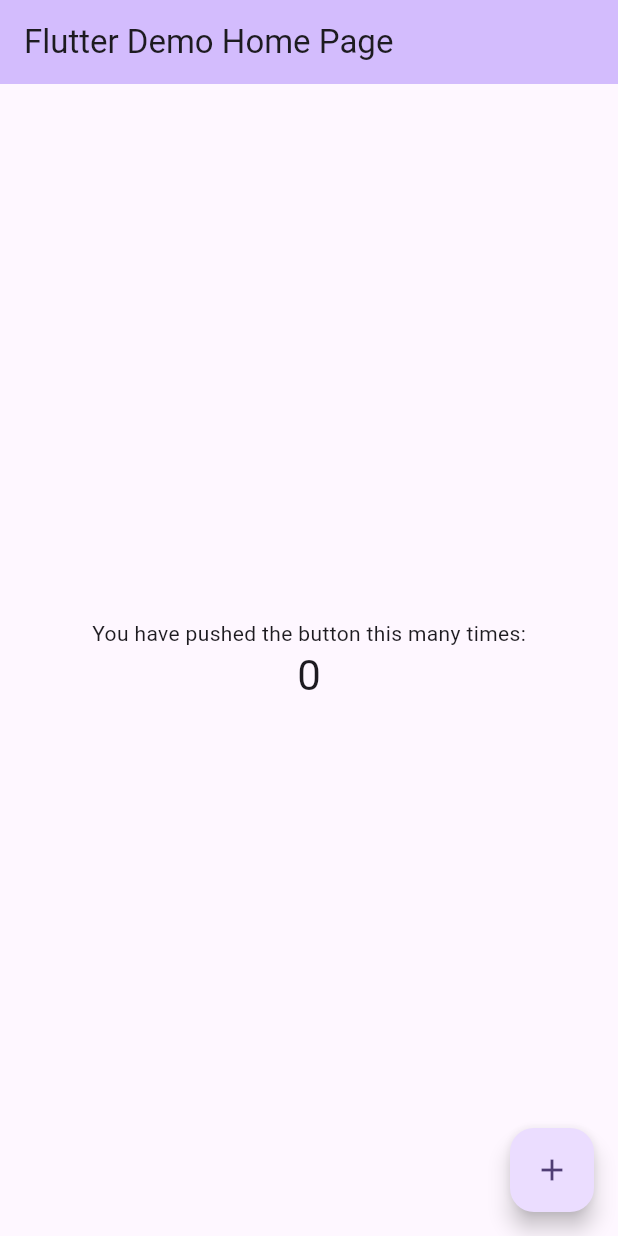
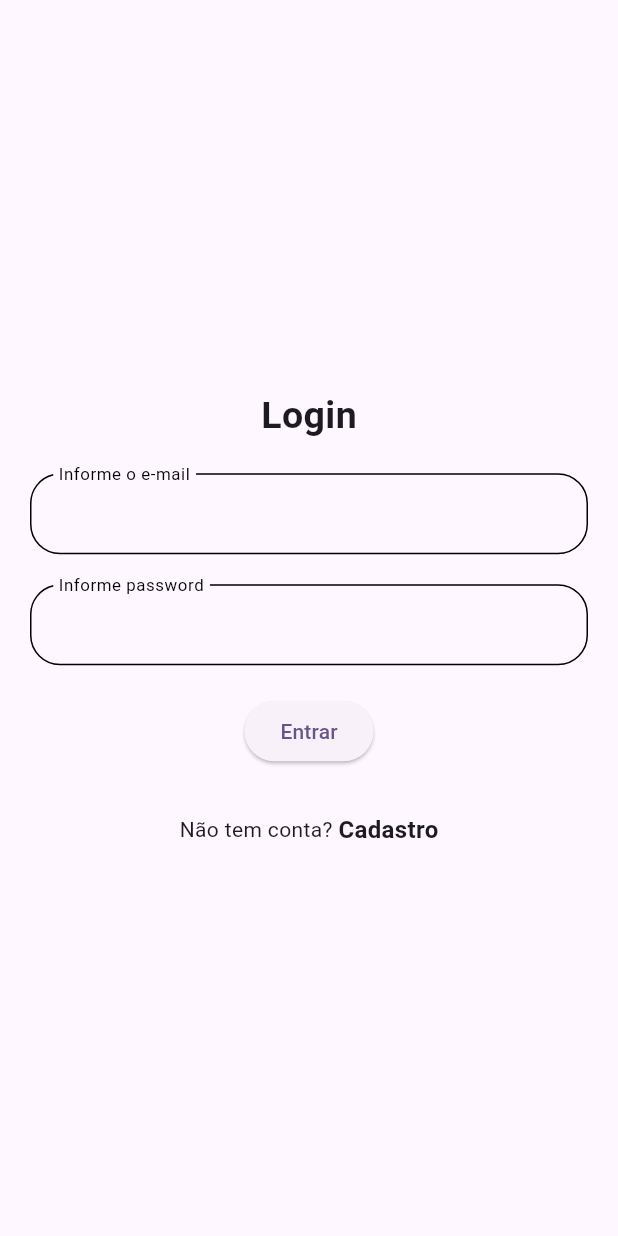
Before and after one commit to LeoMinniti/cross-plataform-rm76172_checkpoint2, a Flutter app: the screen it shows after launch, on a phone screen of 412 x 824 dp. Run offline on Flutter 3.47's test engine with Material 3 defaults, Android fonts, the phone set to English and light mode, and no system bars; our stand-ins replace get, shared_preferences.

Commit message:
inicializando o projeto com as bibliotecas e a lib do professo

```diff
--- /dev/null
+++ b/lib/database/constants.dart
@@ -0,0 +1,5 @@
+
+const databaseName = '';
+
+const crateTable = '''
+''';
--- /dev/null
+++ b/lib/datasource/app.datasource.dart
@@ -0,0 +1,27 @@
+import 'package:shared_preferences/shared_preferences.dart';
+
+class AppDataSource {
+  late SharedPreferences prefs;
+
+  initPreference() async {
+    prefs = await SharedPreferences.getInstance();
+  }
+
+  Future<bool> isLogged() async {
+    final bool? action = prefs.getBool("logged");
+    return action ?? false;
+  }
+
+  saveLogged(String value) async {
+    await prefs.setString("logged", value);
+  }
+
+  Future<String?> load(String key) async {
+    final String? action = prefs.getString(key);
+    return action;
+  }
+
+  save(String key, String value) async {
+    await prefs.setString(key, value);
+  }
+}
--- a/lib/main.dart
+++ b/lib/main.dart
@@ -1,3 +1,4 @@
+import 'package:app_funcionario/screens/login/login.screen.dart';
 import 'package:flutter/material.dart';
 
 void main() {
@@ -6,120 +7,15 @@
 
 class MyApp extends StatelessWidget {
   const MyApp({super.key});
-
-  // This widget is the root of your application.
   @override
   Widget build(BuildContext context) {
     return MaterialApp(
-      title: 'Flutter Demo',
+      title: 'PetShopApp',
       theme: ThemeData(
-        // This is the theme of your application.
-        //
-        // TRY THIS: Try running your application with "flutter run". You'll see
-        // the application has a purple toolbar. Then, without quitting the app,
-        // try changing the seedColor in the colorScheme below to Colors.green
-        // and then invoke "hot reload" (save your changes or press the "hot
-        // reload" button in a Flutter-supported IDE, or press "r" if you used
-        // the command line to start the app).
-        //
-        // Notice that the counter didn't reset back to zero; the application
-        // state is not lost during the reload. To reset the state, use hot
-        // restart instead.
-        //
-        // This works for code too, not just values: Most code changes can be
-        // tested with just a hot reload.
         colorScheme: ColorScheme.fromSeed(seedColor: Colors.deepPurple),
         useMaterial3: true,
       ),
-      home: const MyHomePage(title: 'Flutter Demo Home Page'),
+      home: const LoginScreen(),
     );
   }
 }
-
-class MyHomePage extends StatefulWidget {
-  const MyHomePage({super.key, required this.title});
-
-  // This widget is the home page of your application. It is stateful, meaning
-  // that it has a State object (defined below) that contains fields that affect
-  // how it looks.
-
-  // This class is the configuration for the state. It holds the values (in this
-  // case the title) provided by the parent (in this case the App widget) and
-  // used by the build method of the State. Fields in a Widget subclass are
-  // always marked "final".
-
-  final String title;
-
-  @override
-  State<MyHomePage> createState() => _MyHomePageState();
-}
-
-class _MyHomePageState extends State<MyHomePage> {
-  int _counter = 0;
-
-  void _incrementCounter() {
-    setState(() {
-      // This call to setState tells the Flutter framework that something has
-      // changed in this State, which causes it to rerun the build method below
-      // so that the display can reflect the updated values. If we changed
-      // _counter without calling setState(), then the build method would not be
-      // called again, and so nothing would appear to happen.
-      _counter++;
-    });
-  }
-
-  @override
-  Widget build(BuildContext context) {
-    // This method is rerun every time setState is called, for instance as done
-    // by the _incrementCounter method above.
-    //
-    // The Flutter framework has been optimized to make rerunning build methods
-    // fast, so that you can just rebuild anything that needs updating rather
-    // than having to individually change instances of widgets.
-    return Scaffold(
-      appBar: AppBar(
-        // TRY THIS: Try changing the color here to a specific color (to
-        // Colors.amber, perhaps?) and trigger a hot reload to see the AppBar
-        // change color while the other colors stay the same.
-        backgroundColor: Theme.of(context).colorScheme.inversePrimary,
-        // Here we take the value from the MyHomePage object that was created by
-        // the App.build method, and use it to set our appbar title.
-        title: Text(widget.title),
-      ),
-      body: Center(
-        // Center is a layout widget. It takes a single child and positions it
-        // in the middle of the parent.
-        child: Column(
-          // Column is also a layout widget. It takes a list of children and
-          // arranges them vertically. By default, it sizes itself to fit its
-          // children horizontally, and tries to be as tall as its parent.
-          //
-          // Column has various properties to control how it sizes itself and
-          // how it positions its children. Here we use mainAxisAlignment to
-          // center the children vertically; the main axis here is the vertical
-          // axis because Columns are vertical (the cross axis would be
-          // horizontal).
-          //
-          // TRY THIS: Invoke "debug painting" (choose the "Toggle Debug Paint"
-          // action in the IDE, or press "p" in the console), to see the
-          // wireframe for each widget.
-          mainAxisAlignment: MainAxisAlignment.center,
-          children: <Widget>[
-            const Text(
-              'You have pushed the button this many times:',
-            ),
-            Text(
-              '$_counter',
-              style: Theme.of(context).textTheme.headlineMedium,
-            ),
-          ],
-        ),
-      ),
-      floatingActionButton: FloatingActionButton(
-        onPressed: _incrementCounter,
-        tooltip: 'Increment',
-        child: const Icon(Icons.add),
-      ), // This trailing comma makes auto-formatting nicer for build methods.
-    );
-  }
-}
--- /dev/null
+++ b/lib/screens/login/login.controller.dart
@@ -0,0 +1,48 @@
+import 'package:get/get.dart';
+import '../../datasource/app.datasource.dart';
+
+class LoginController extends GetxController {
+  final Rx<String?> _name = Rx(null);
+  final Rx<String?> _password = Rx(null);
+  final Rx<String?> message = Rx(null);
+  final Rx<bool> logged = Rx(false);
+  late AppDataSource _preference;
+
+  LoginController() {
+    initController();
+  }
+
+  String get name => _name.value ?? "";
+
+  String get password => _password.value ?? "";
+
+  initController() async {
+    _preference = AppDataSource();
+    await _preference.initPreference();
+    logged.value = await _preference.isLogged();
+  }
+
+  save(String email, String password) async {
+    bool isValid = true;
+
+    if (email.isEmpty) {
+      message.value = "O nome não pode ser vazio";
+      isValid = false;
+    }
+
+    if (password.isEmpty) {
+      message.value = "O email não pode ser vazio";
+      isValid = false;
+    }
+
+    if (isValid) {
+      String? resEmail = await _preference.load("email");
+      String? resPassword = await _preference.load("password");
+      if (email == resEmail && password == resPassword) {
+        logged.value = true;
+      } else {
+        message.value = "E-mail ou password incorreto!";
+      }
+    }
+  }
+}
--- /dev/null
+++ b/lib/screens/login/login.screen.dart
@@ -0,0 +1,113 @@
+import 'package:flutter/material.dart';
+import 'package:get/get.dart';
+import '../../util/snippets.dart';
+import '../register/register.screen.dart';
+import 'login.controller.dart';
+
+class LoginScreen extends StatefulWidget {
+  const LoginScreen({super.key});
+
+  @override
+  State<LoginScreen> createState() => _LoginScreenState();
+}
+
+class _LoginScreenState extends State<LoginScreen> {
+  final TextEditingController _emailController = TextEditingController();
+  final TextEditingController _passwordController = TextEditingController();
+  final List<void Function()> _disposers = [];
+  late LoginController _loginController;
+
+  @override
+  void initState() {
+    _loginController = LoginController();
+    _listener();
+    super.initState();
+  }
+
+  @override
+  void dispose() {
+    _emailController.dispose();
+    _passwordController.dispose();
+
+    super.dispose();
+  }
+
+  _listener() {
+    _disposers.add(ever(_loginController.message, (String? value) {
+      if(value != null){
+        _loginController.message.value = null;
+        snackBar(context, value);
+      }
+    }).call);
+    _disposers.add(ever(_loginController.logged, (bool value) {
+      if(value){
+        openRoute(context,  Container());
+      }
+    }).call);
+  }
+
+  _onPressed() {
+    _loginController.save(
+        _emailController.text,
+        _passwordController.text
+    );
+  }
+
+  @override
+  Widget build(BuildContext context) {
+    return Scaffold(
+      body: Padding(
+        padding: const EdgeInsets.symmetric(horizontal: 20),
+        child: Column(
+          mainAxisAlignment: MainAxisAlignment.center,
+          crossAxisAlignment: CrossAxisAlignment.center,
+          children: [
+            const Padding(
+              padding: EdgeInsets.only(bottom: 20),
+              child: Text(
+                "Login",
+                style: TextStyle(
+                  fontSize: 25,
+                  fontWeight: FontWeight.bold,
+                ),
+              ),
+            ),
+            TextFormField(
+              controller: _emailController,
+              decoration: inputDecoration(label: "Informe o e-mail"),
+            ),
+            Padding(
+              padding: const EdgeInsets.symmetric(vertical: 20),
+              child: TextFormField(
+                controller: _passwordController,
+                decoration: inputDecoration(label: "Informe password"),
+              ),
+            ),
+            ElevatedButton(onPressed: _onPressed, child: const Text("Entrar")),
+            Padding(
+              padding: const EdgeInsets.only(top: 30),
+              child: Row(
+                mainAxisAlignment: MainAxisAlignment.center,
+                children: [
+                  const Text("Não tem conta? "),
+                  InkWell(
+                    onTap: (){
+                      openRoute(context, const RegisterScreen());
+                    },
+                    child: const Text(
+                      "Cadastro",
+                      style: TextStyle(
+                        fontSize: 16,
+                        fontWeight: FontWeight.bold,
+                      ),
+                    ),
+                  ),
+                ],
+              ),
+            )
+          ],
+        ),
+      ),
+    );
+  }
+}
--- /dev/null
+++ b/lib/util/snippets.dart
@@ -0,0 +1,54 @@
+import 'package:flutter/material.dart';
+
+final TextEditingController controller = TextEditingController();
+
+OutlineInputBorder border({Color borderColor = Colors.black}) {
+  return OutlineInputBorder(
+    borderSide: BorderSide(color: borderColor, width: 1),
+    borderRadius: const BorderRadius.all(Radius.circular(20.0)),
+  );
+}
+
+const spaceHeight = SizedBox(height: 10);
+
+const spaceWidth = SizedBox(height: 10);
+
+Widget icon({required IconData icon, required VoidCallback onTap}) {
+  return InkWell(
+    onTap: onTap,
+    child: Icon(icon, color: Colors.black),
+  );
+}
+
+InputDecoration inputDecoration({required String label}) => InputDecoration(
+  contentPadding: const EdgeInsets.symmetric(vertical: 15.0, horizontal: 15.0),
+  labelText: label,
+  floatingLabelBehavior: FloatingLabelBehavior.always,
+  labelStyle: const TextStyle(fontSize: 15, color: Colors.black),
+  focusedBorder: border(borderColor: Colors.black),
+  enabledBorder: border(borderColor: Colors.black),
+  disabledBorder: border(borderColor: Colors.grey),
+  errorBorder: border(borderColor: Colors.red),
+  focusedErrorBorder: border(borderColor: Colors.red),
+  counterText: '',
+);
+
+openRoute(BuildContext context, Widget page) {
+  Navigator.push(
+    context,
+    MaterialPageRoute(builder: (context) => page),
+  );
+}
+
+closeRoute(BuildContext context) {
+  Navigator.pop(context);
+}
+
+void snackBar(BuildContext context, String message) {
+  final snackBar = SnackBar(
+    content: Text(message),
+    duration: const Duration(seconds: 3),
+  );
+
+  ScaffoldMessenger.of(context).showSnackBar(snackBar);
+}
--- a/pubspec.yaml
+++ b/pubspec.yaml
@@ -35,6 +35,12 @@ dependencies:
   # The following adds the Cupertino Icons font to your application.
   # Use with the CupertinoIcons class for iOS style icons.
   cupertino_icons: ^1.0.6
+  ## Adicionada biblioteca do GET
+  get: ^4.6.6
+  ## Adicionada biblioteca do SHARED_PREFERENCE
+  shared_preferences: ^2.3.2
+  ## Adicionada biblioteca do SQFLITE
+  sqflite: ^2.3.0
 
 dev_dependencies:
   flutter_test:
```
Also changed, not shown: lib/screens/register/register.controller.dart (added, +51 -0 lines), lib/screens/register/register.screen.dart (added, +108 -0 lines), lib/database/app.database.dart (added), pubspec.lock, 1 other file.
